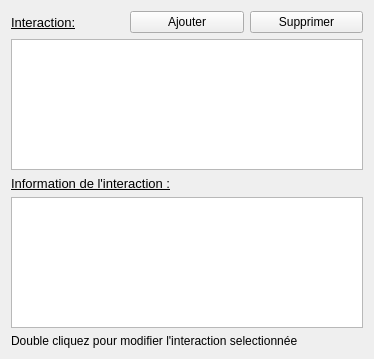
Old version of the form interfaces/ficheContact.ui in the repository Gibus21250/CDAA.
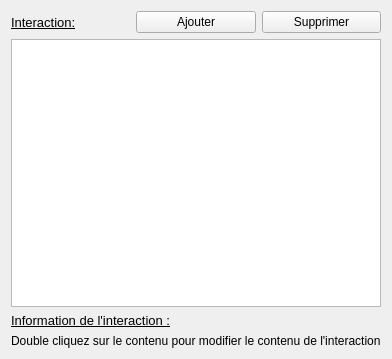
New version of the form.

```diff
--- a/interfaces/ficheContact.ui
+++ b/interfaces/ficheContact.ui
@@ -88,13 +88,10 @@
        </property>
       </widget>
      </item>
-     <item>
-      <widget class="QTextEdit" name="te_information"/>
-     </item>
      <item>
       <widget class="QLabel" name="l_info">
        <property name="text">
-        <string>Double cliquez pour modifier l'interaction selectionnée</string>
+        <string>Double cliquez sur le contenu pour modifier le contenu de l'interaction</string>
        </property>
       </widget>
      </item>
```
